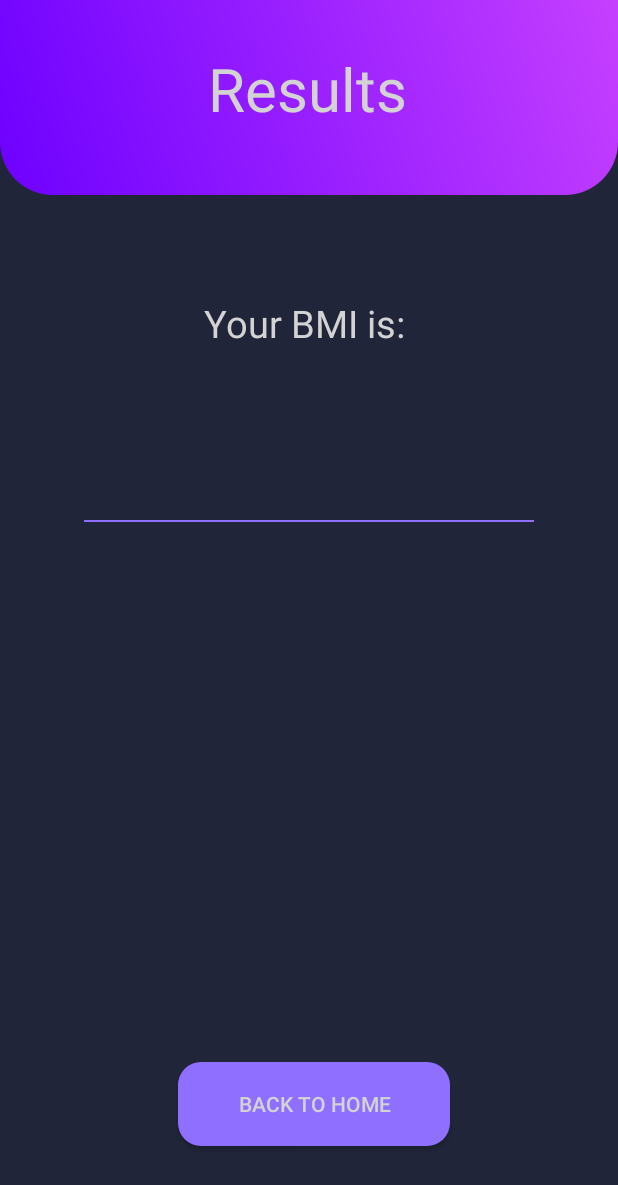
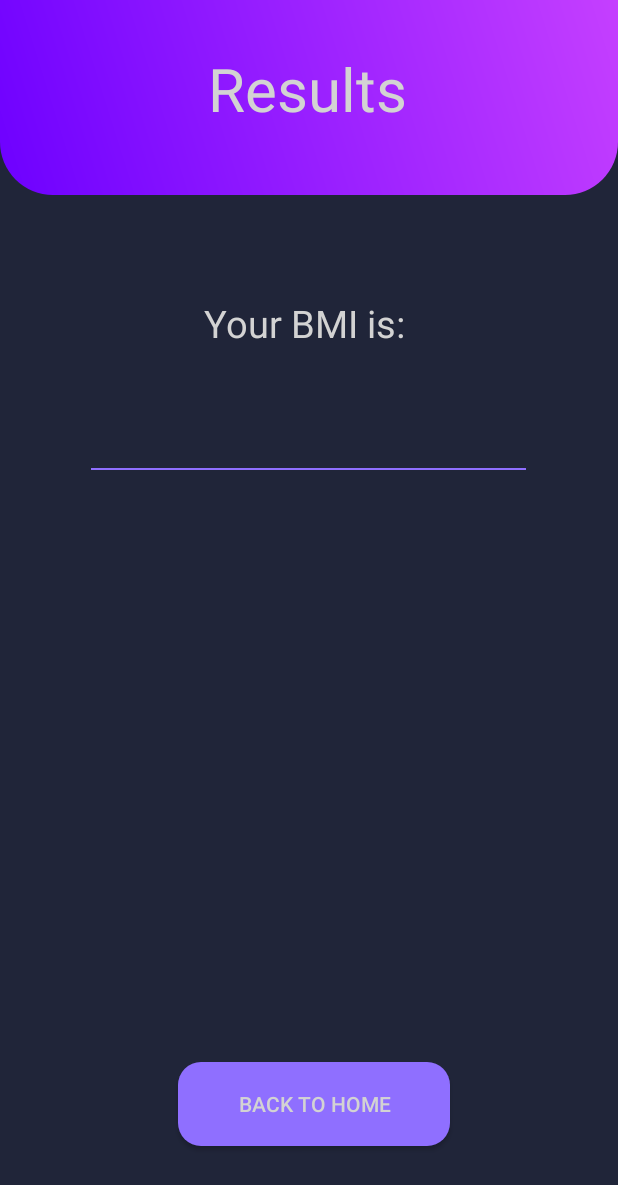
Before and after one commit to VickeTrossing/ExamensArbete, an Android app: the MainActivity2 screen opened directly, with no data from a screen before it, on a phone screen of 412 x 824 dp. Shown: the top 1185 px of the screen. Run offline under Robolectric (Android 15) with nearby library versions, the phone set to English and light mode, and no system bars.

Commit message:
Small changes, cleaned up some code

```diff
--- a/app/src/main/res/layout/activity_main2.xml
+++ b/app/src/main/res/layout/activity_main2.xml
@@ -9,8 +9,8 @@
 
     <TextView
             android:id="@+id/textView4"
-            android:layout_width="300dp"
-            android:layout_height="100dp"
+            android:layout_width="290dp"
+            android:layout_height="65dp"
             android:layout_marginStart="16dp"
             android:layout_marginTop="16dp"
             android:layout_marginEnd="16dp"
```
Also changed, not shown: app/src/main/java/com/example/plain/CalculateBmi.java (+2 -9 lines), app/src/main/java/com/example/plain/CalculateCal.java (+4 -11 lines).
